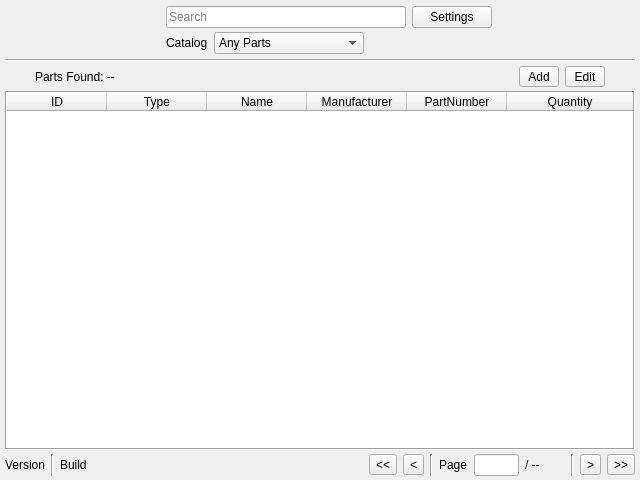
Above: app/layout/MainWindow.ui from saul-escobedo/Electronics_Inventory before the change. Below: the same form after it.
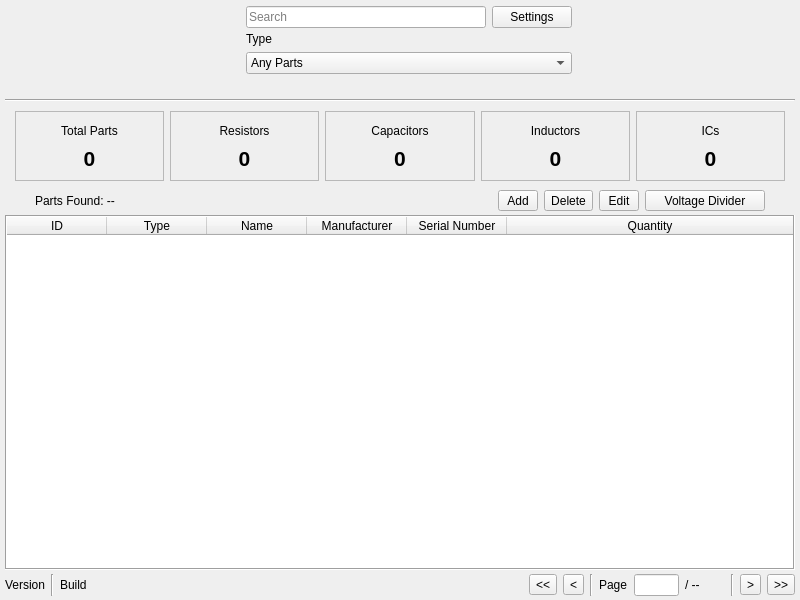
That is the form after the change. Icons and pictures are not drawn.

Patch:
```diff
--- a/app/layout/MainWindow.ui
+++ b/app/layout/MainWindow.ui
@@ -6,8 +6,8 @@
    <rect>
     <x>0</x>
     <y>0</y>
-    <width>640</width>
-    <height>480</height>
+    <width>800</width>
+    <height>600</height>
    </rect>
   </property>
   <property name="sizePolicy">
@@ -18,8 +18,8 @@
   </property>
   <property name="minimumSize">
    <size>
-    <width>640</width>
-    <height>480</height>
+    <width>800</width>
+    <height>600</height>
    </size>
   </property>
   <property name="windowTitle">
@@ -239,11 +239,11 @@
                     <number>0</number>
                    </property>
                    <item>
-                    <layout class="QHBoxLayout" name="horizontalLayout_9">
+                    <layout class="QVBoxLayout" name="verticalLayout_2">
                      <item>
                       <widget class="QLabel" name="label_2">
                        <property name="text">
-                        <string>Catalog</string>
+                        <string>Type</string>
                        </property>
                       </widget>
                      </item>
@@ -251,10 +251,13 @@
                       <widget class="QComboBox" name="catalogType">
                        <property name="minimumSize">
                         <size>
-                         <width>150</width>
+                         <width>200</width>
                          <height>0</height>
                         </size>
                        </property>
+                       <property name="sizeAdjustPolicy">
+                        <enum>QComboBox::AdjustToContents</enum>
+                       </property>
                        <item>
                         <property name="text">
                          <string>Any Parts</string>
@@ -358,6 +361,220 @@
         </property>
        </widget>
       </item>
+      <item>
+       <widget class="QWidget" name="dashboardWidget" native="true">
+        <property name="minimumSize">
+         <size>
+          <width>0</width>
+          <height>80</height>
+         </size>
+        </property>
+        <layout class="QHBoxLayout" name="dashboardLayout">
+         <property name="leftMargin">
+          <number>10</number>
+         </property>
+         <property name="topMargin">
+          <number>5</number>
+         </property>
+         <property name="rightMargin">
+          <number>10</number>
+         </property>
+         <property name="bottomMargin">
+          <number>5</number>
+         </property>
+         <item>
+          <widget class="QFrame" name="statFrame1">
+           <property name="frameShape">
+            <enum>QFrame::StyledPanel</enum>
+           </property>
+           <property name="frameShadow">
+            <enum>QFrame::Raised</enum>
+           </property>
+           <layout class="QVBoxLayout" name="statLayout1">
+            <item>
+             <widget class="QLabel" name="totalPartsLabel">
+              <property name="text">
+               <string>Total Parts</string>
+              </property>
+              <property name="alignment">
+               <set>Qt::AlignCenter</set>
+              </property>
+             </widget>
+            </item>
+            <item>
+             <widget class="QLabel" name="totalPartsValue">
+              <property name="text">
+               <string>0</string>
+              </property>
+              <property name="alignment">
+               <set>Qt::AlignCenter</set>
+              </property>
+              <property name="font">
+               <font>
+                <pointsize>16</pointsize>
+                <bold>true</bold>
+               </font>
+              </property>
+             </widget>
+            </item>
+           </layout>
+          </widget>
+         </item>
+         <item>
+          <widget class="QFrame" name="statFrame2">
+           <property name="frameShape">
+            <enum>QFrame::StyledPanel</enum>
+           </property>
+           <property name="frameShadow">
+            <enum>QFrame::Raised</enum>
+           </property>
+           <layout class="QVBoxLayout" name="statLayout2">
+            <item>
+             <widget class="QLabel" name="resistorsLabel">
+              <property name="text">
+               <string>Resistors</string>
+              </property>
+              <property name="alignment">
+               <set>Qt::AlignCenter</set>
+              </property>
+             </widget>
+            </item>
+            <item>
+             <widget class="QLabel" name="resistorsValue">
+              <property name="text">
+               <string>0</string>
+              </property>
+              <property name="alignment">
+               <set>Qt::AlignCenter</set>
+              </property>
+              <property name="font">
+               <font>
+                <pointsize>16</pointsize>
+                <bold>true</bold>
+               </font>
+              </property>
+             </widget>
+            </item>
+           </layout>
+          </widget>
+         </item>
+         <item>
+          <widget class="QFrame" name="statFrame3">
+           <property name="frameShape">
+            <enum>QFrame::StyledPanel</enum>
+           </property>
+           <property name="frameShadow">
+            <enum>QFrame::Raised</enum>
+           </property>
+           <layout class="QVBoxLayout" name="statLayout3">
+            <item>
+             <widget class="QLabel" name="capacitorsLabel">
+              <property name="text">
+               <string>Capacitors</string>
+              </property>
+              <property name="alignment">
+               <set>Qt::AlignCenter</set>
+              </property>
+             </widget>
+            </item>
+            <item>
+             <widget class="QLabel" name="capacitorsValue">
+              <property name="text">
+               <string>0</string>
+              </property>
+              <property name="alignment">
+               <set>Qt::AlignCenter</set>
+              </property>
+              <property name="font">
+               <font>
+                <pointsize>16</pointsize>
+                <bold>true</bold>
+               </font>
+              </property>
+             </widget>
+            </item>
+           </layout>
+          </widget>
+         </item>
+         <item>
+          <widget class="QFrame" name="statFrame4">
+           <property name="frameShape">
+            <enum>QFrame::StyledPanel</enum>
+           </property>
+           <property name="frameShadow">
+            <enum>QFrame::Raised</enum>
+           </property>
+           <layout class="QVBoxLayout" name="statLayout4">
+            <item>
+             <widget class="QLabel" name="inductorsLabel">
+              <property name="text">
+               <string>Inductors</string>
+              </property>
+              <property name="alignment">
+               <set>Qt::AlignCenter</set>
+              </property>
+             </widget>
+            </item>
+            <item>
+             <widget class="QLabel" name="inductorsValue">
+              <property name="text">
+               <string>0</string>
+              </property>
+              <property name="alignment">
+               <set>Qt::AlignCenter</set>
+              </property>
+              <property name="font">
+               <font>
+                <pointsize>16</pointsize>
+                <bold>true</bold>
+               </font>
+              </property>
+             </widget>
+            </item>
+           </layout>
+          </widget>
+         </item>
+         <item>
+          <widget class="QFrame" name="statFrame5">
+           <property name="frameShape">
+            <enum>QFrame::StyledPanel</enum>
+           </property>
+           <property name="frameShadow">
+            <enum>QFrame::Raised</enum>
+           </property>
+           <layout class="QVBoxLayout" name="statLayout5">
+            <item>
+             <widget class="QLabel" name="icsLabel">
+              <property name="text">
+               <string>ICs</string>
+              </property>
+              <property name="alignment">
+               <set>Qt::AlignCenter</set>
+              </property>
+             </widget>
+            </item>
+            <item>
+             <widget class="QLabel" name="icsValue">
+              <property name="text">
+               <string>0</string>
+              </property>
+              <property name="alignment">
+               <set>Qt::AlignCenter</set>
+              </property>
+              <property name="font">
+               <font>
+                <pointsize>16</pointsize>
+                <bold>true</bold>
+               </font>
+              </property>
+             </widget>
+            </item>
+           </layout>
+          </widget>
+         </item>
+        </layout>
+       </widget>
+      </item>
       <item>
        <widget class="QWidget" name="widget_2" native="true">
         <property name="sizePolicy">
@@ -420,6 +637,19 @@
              </property>
             </widget>
            </item>
+           <item>
+            <widget class="QToolButton" name="deleteItem">
+             <property name="minimumSize">
+              <size>
+               <width>40</width>
+               <height>0</height>
+              </size>
+             </property>
+             <property name="text">
+              <string>Delete</string>
+             </property>
+            </widget>
+           </item>
            <item>
             <widget class="QToolButton" name="editItem">
              <property name="minimumSize">
@@ -433,6 +663,19 @@
              </property>
             </widget>
            </item>
+           <item>
+            <widget class="QToolButton" name="resistorDividerTool">
+             <property name="minimumSize">
+              <size>
+               <width>120</width>
+               <height>0</height>
+              </size>
+             </property>
+             <property name="text">
+              <string>Voltage Divider</string>
+             </property>
+            </widget>
+           </item>
           </layout>
          </item>
         </layout>
@@ -477,7 +720,7 @@
         </column>
         <column>
          <property name="text">
-          <string>PartNumber</string>
+          <string>Serial Number</string>
          </property>
         </column>
         <column>
```
